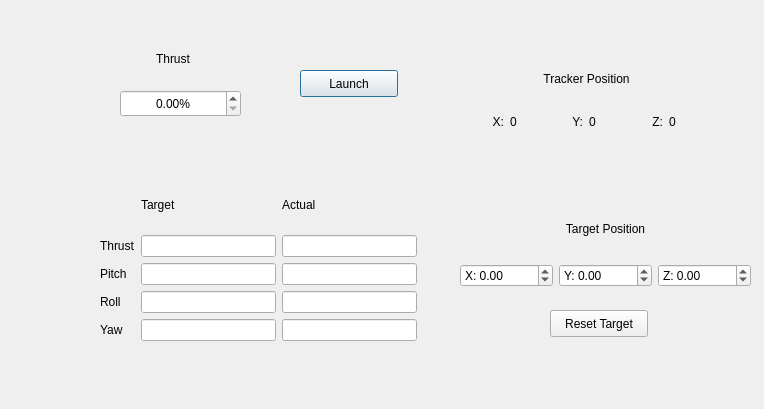
Above: lib/cfclient/ui/tabs/copterTab.ui from Zackory/CopterLab before the change. Below: the same form after it.
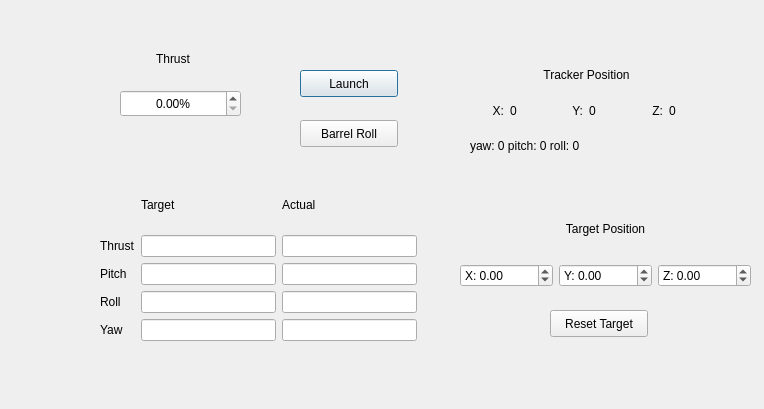
That is the form after the change.

Commit message: PID controller

Patch:
```diff
--- a/lib/cfclient/ui/tabs/copterTab.ui
+++ b/lib/cfclient/ui/tabs/copterTab.ui
@@ -154,7 +154,7 @@
      <x>470</x>
      <y>60</y>
      <width>233</width>
-     <height>80</height>
+     <height>101</height>
     </rect>
    </property>
    <layout class="QVBoxLayout" name="verticalLayout_2">
@@ -223,6 +223,13 @@
       </item>
      </layout>
     </item>
+    <item>
+     <widget class="QLabel" name="orientation">
+      <property name="text">
+       <string>yaw: 0 pitch: 0 roll: 0</string>
+      </property>
+     </widget>
+    </item>
    </layout>
   </widget>
   <widget class="QWidget" name="verticalLayoutWidget_2">
@@ -315,6 +322,19 @@
     <string>Reset Target</string>
    </property>
   </widget>
+  <widget class="QPushButton" name="barrelRoll">
+   <property name="geometry">
+    <rect>
+     <x>300</x>
+     <y>120</y>
+     <width>98</width>
+     <height>27</height>
+    </rect>
+   </property>
+   <property name="text">
+    <string>Barrel Roll</string>
+   </property>
+  </widget>
  </widget>
  <resources/>
  <connections/>
```
The commit also changes 2 other files.
